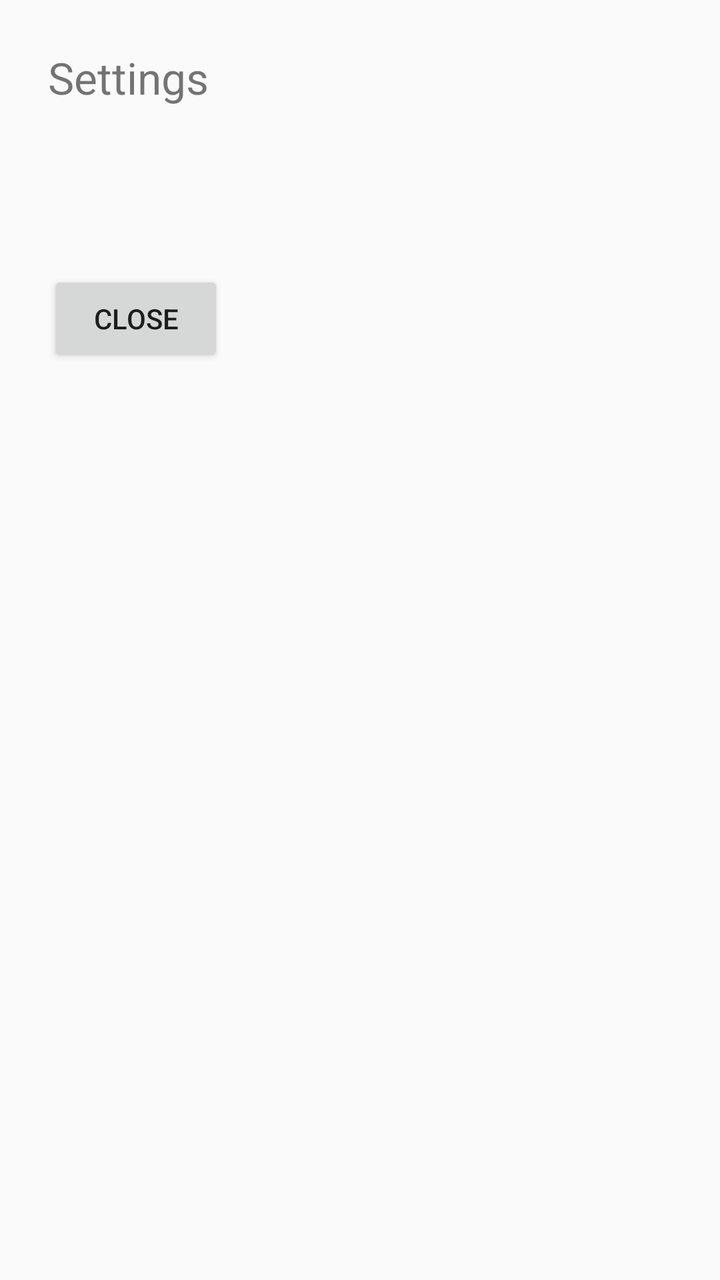
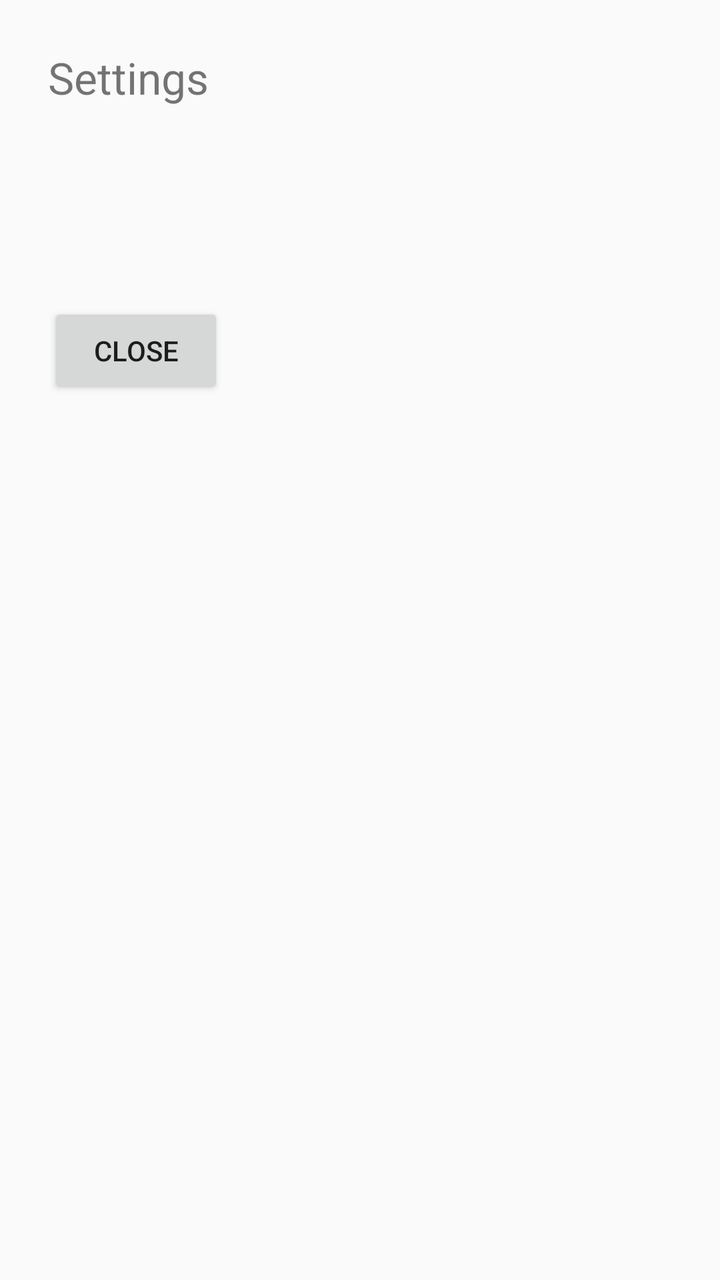

An Android layout rendered at two revisions. The XML below is the earlier revision; the diff shows what the commit changed to produce the second picture.
<!-- AndroidManifest.xml: another module's application theme Theme.AppCompat.Light.NoActionBar -->
<!-- res/layout/settings.xml -->
<?xml version="1.0" encoding="utf-8"?>
<LinearLayout xmlns:android="http://schemas.android.com/apk/res/android"
    android:layout_width="match_parent"
    android:layout_height="match_parent"
    android:orientation="vertical"
    android:padding="24dp">

    <TextView
        android:id="@+id/settings_title"
        android:layout_width="match_parent"
        android:layout_height="wrap_content"
        android:textSize="22sp"
        android:text="Settings" />

    <TextView
        android:id="@+id/settings_action"
        android:layout_width="match_parent"
        android:layout_height="wrap_content"
        android:paddingTop="12dp"
        android:textSize="15sp"
        android:text="" />

    <TextView
        android:id="@+id/settings_detail"
        android:layout_width="match_parent"
        android:layout_height="wrap_content"
        android:paddingTop="8dp"
        android:textSize="16sp"
        android:text="" />

    <Button
        android:id="@+id/settings_back"
        android:layout_width="wrap_content"
        android:layout_height="wrap_content"
        android:layout_marginTop="20dp"
        android:text="@string/settings_back" />
</LinearLayout>
<!-- resources referenced by this layout -->
<resources>
  <string name="settings_back">Close</string>
</resources>

<!-- the commit's change to res/layout/settings.xml (unified diff, before → after) -->
@@ -28,6 +28,13 @@
         android:textSize="16sp"
         android:text="" />
 
+    <LinearLayout
+        android:id="@+id/settings_dynamic_container"
+        android:layout_width="match_parent"
+        android:layout_height="wrap_content"
+        android:orientation="vertical"
+        android:paddingTop="16dp" />
+
     <Button
         android:id="@+id/settings_back"
         android:layout_width="wrap_content"
